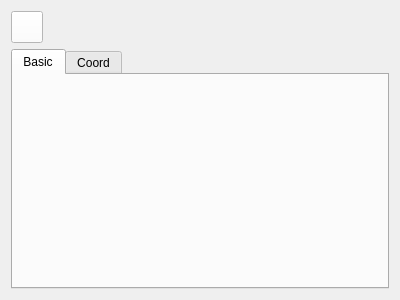
Qt form QChromosome/attributes.ui (Michalaq/ChromosomeVisualizer) before a commit.
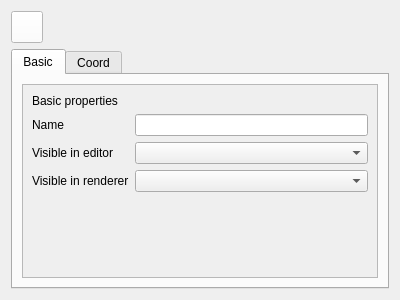
The same form after that commit. Icons and pictures are not drawn. Custom widgets are drawn as their Qt base class.

What changed in the file:
```diff
--- a/QChromosome/attributes.ui
+++ b/QChromosome/attributes.ui
@@ -10,6 +10,12 @@
     <height>300</height>
    </rect>
   </property>
+  <property name="styleSheet">
+   <string notr="true">.Label {
+	color: lightgray;
+}
+</string>
+  </property>
   <layout class="QVBoxLayout" name="verticalLayout">
    <item>
     <layout class="QHBoxLayout" name="horizontalLayout">
@@ -56,6 +62,84 @@
       <attribute name="title">
        <string>Basic</string>
       </attribute>
+      <layout class="QGridLayout" name="gridLayout">
+       <item row="0" column="0">
+        <widget class="QScrollArea" name="scrollArea">
+         <property name="widgetResizable">
+          <bool>true</bool>
+         </property>
+         <widget class="QWidget" name="scrollAreaWidgetContents">
+          <property name="geometry">
+           <rect>
+            <x>0</x>
+            <y>0</y>
+            <width>358</width>
+            <height>194</height>
+           </rect>
+          </property>
+          <layout class="QVBoxLayout" name="verticalLayout_2">
+           <item>
+            <widget class="QLabel" name="label_2">
+             <property name="text">
+              <string>Basic properties</string>
+             </property>
+             <property name="class" stdset="0">
+              <string>section</string>
+             </property>
+            </widget>
+           </item>
+           <item>
+            <layout class="QFormLayout" name="formLayout">
+             <item row="0" column="0">
+              <widget class="Label" name="label_3">
+               <property name="text">
+                <string>Name</string>
+               </property>
+              </widget>
+             </item>
+             <item row="1" column="0">
+              <widget class="Label" name="label_4">
+               <property name="text">
+                <string>Visible in editor</string>
+               </property>
+              </widget>
+             </item>
+             <item row="2" column="0">
+              <widget class="Label" name="label_5">
+               <property name="text">
+                <string>Visible in renderer</string>
+               </property>
+              </widget>
+             </item>
+             <item row="0" column="1">
+              <widget class="LineEdit" name="lineEdit"/>
+             </item>
+             <item row="1" column="1">
+              <widget class="QComboBox" name="comboBox"/>
+             </item>
+             <item row="2" column="1">
+              <widget class="QComboBox" name="comboBox_2"/>
+             </item>
+            </layout>
+           </item>
+           <item>
+            <spacer name="verticalSpacer">
+             <property name="orientation">
+              <enum>Qt::Vertical</enum>
+             </property>
+             <property name="sizeHint" stdset="0">
+              <size>
+               <width>20</width>
+               <height>40</height>
+              </size>
+             </property>
+            </spacer>
+           </item>
+          </layout>
+         </widget>
+        </widget>
+       </item>
+      </layout>
      </widget>
      <widget class="QWidget" name="tab_2">
       <attribute name="title">
@@ -72,6 +156,21 @@
    <extends>QPushButton</extends>
    <header>mediacontrol.h</header>
   </customwidget>
+  <customwidget>
+   <class>Label</class>
+   <extends>QLabel</extends>
+   <header>label.h</header>
+  </customwidget>
+  <customwidget>
+   <class>LineEdit</class>
+   <extends>QLineEdit</extends>
+   <header>lineedit.h</header>
+  </customwidget>
+  <customwidget>
+   <class>TitleLabel</class>
+   <extends>QLabel</extends>
+   <header>titlelabel.h</header>
+  </customwidget>
  </customwidgets>
  <resources>
   <include location="icons.qrc"/>
```
Left out of the diff: 6 changed lines with no effect on the pictures.
